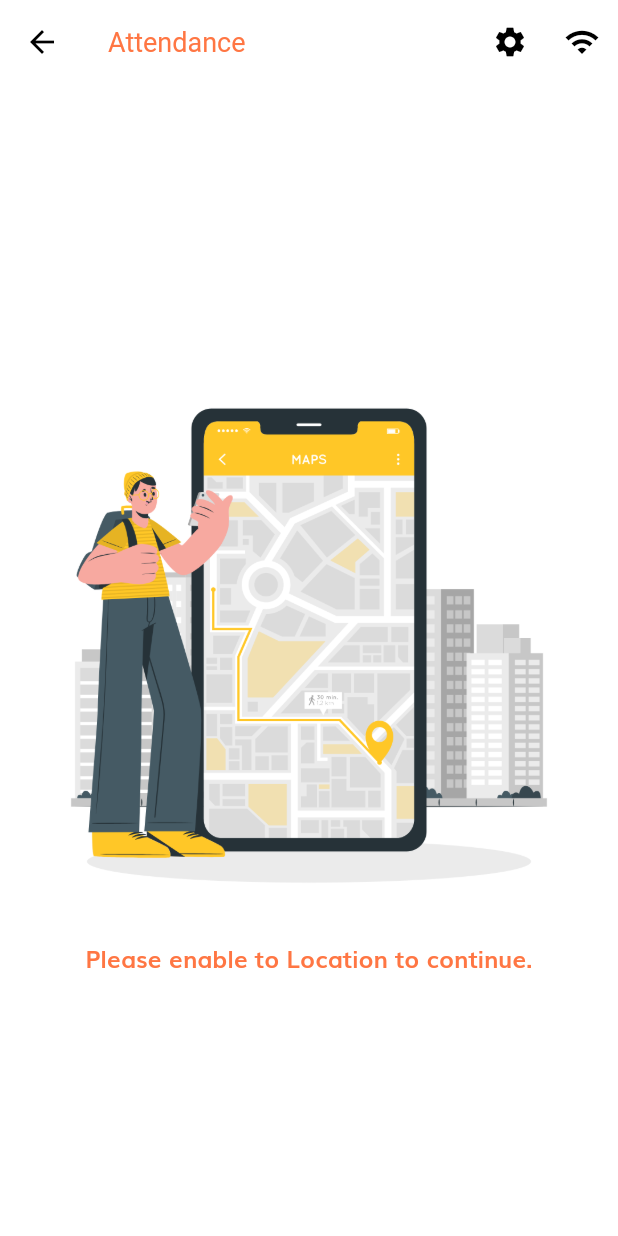
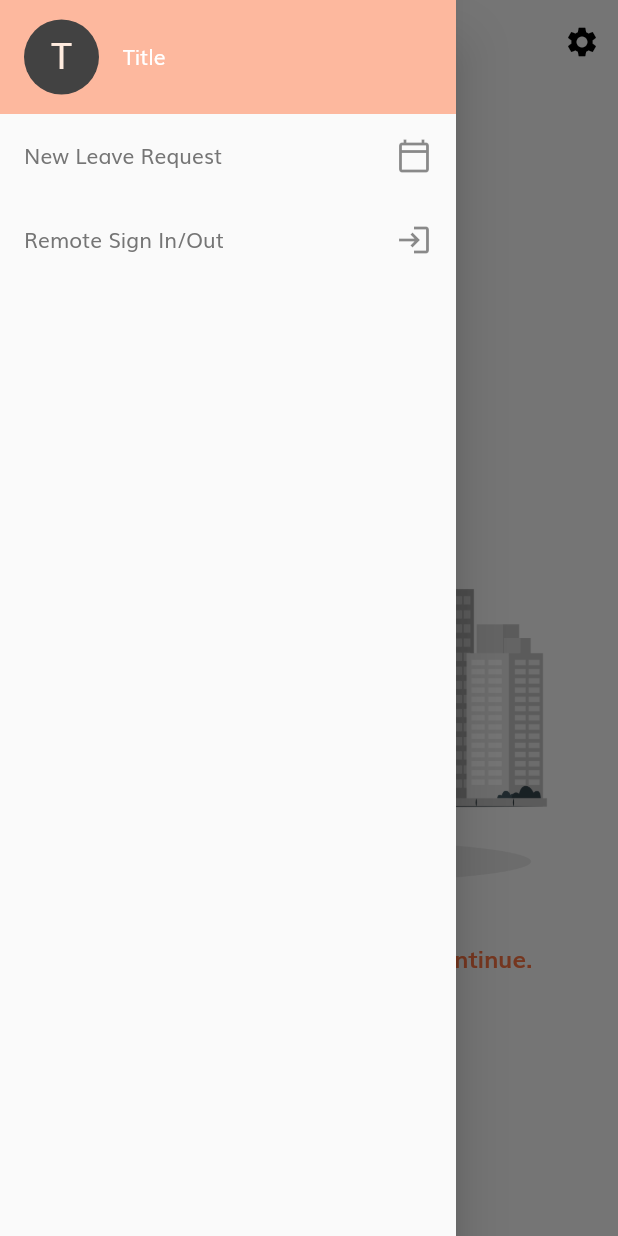
Before and after one commit to SynergyTek/hr_management, a Flutter app: the MarkAttendance screen opened by its route, with the side drawer open (before the commit the screen has no drawer), on a phone screen of 412 x 824 dp. Run offline on Flutter 3.47's test engine with Material 2 defaults, Android fonts, the light colour scheme and no system bars; our stand-ins replace bloc, connectivity, equatable, flutter_bloc, geolocator, hydrated_bloc and 1 more.

Commit message:
Added drawer

```diff
--- a/lib/routes/routes.dart
+++ b/lib/routes/routes.dart
@@ -1,4 +1,4 @@
-import '../ui/screens/attendance/mark_attendance.dart';
+import 'package:hr_management/ui/screens/attendance/mark_attendance.dart';
 import 'package:flutter/material.dart';
 
 import '../ui/screens/home_screen/home_screen.dart';
--- a/lib/ui/screens/attendance/mark_attendance.dart
+++ b/lib/ui/screens/attendance/mark_attendance.dart
@@ -1,7 +1,7 @@
-import '../../../routes/route_constants.dart';
-import '../../widgets/appbar_widget.dart';
-import '../../widgets/internet_connectivity_widget.dart';
-import '../../widgets/location_connectivity_widget.dart';
+import 'package:hr_management/ui/widgets/appbar_widget.dart';
+import 'package:hr_management/ui/widgets/drawer/nav_drawer_widget.dart';
+import 'package:hr_management/ui/widgets/internet_connectivity_widget.dart';
+import 'package:hr_management/ui/widgets/location_connectivity_widget.dart';
 import 'package:flutter/material.dart';
 
 import 'widgets/mark_attendance_widget.dart';
@@ -12,17 +12,9 @@ class MarkAttendance extends StatelessWidget {
   @override
   Widget build(BuildContext context) {
     return Scaffold(
+      drawer: drawerWidget(context),
       appBar: AppbarWidget(
         title: "Attendance",
-        actions: [
-          IconButton(
-            icon: Icon(Icons.wifi),
-            onPressed: () => Navigator.pushNamed(
-              context,
-              HOME_ROUTE,
-            ),
-          ),
-        ],
       ),
       body: SafeArea(
         child: InternetConnectivityWidget(
--- a/lib/ui/screens/attendance/widgets/mark_attendance_widget.dart
+++ b/lib/ui/screens/attendance/widgets/mark_attendance_widget.dart
@@ -1,6 +1,6 @@
 import 'dart:async';
 
-import '../../../../logic/blocs/location_bloc/location_bloc.dart';
+import 'package:hr_management/logic/blocs/location_bloc/location_bloc.dart';
 import 'package:flutter/material.dart';
 import 'package:flutter_bloc/flutter_bloc.dart';
 import 'package:geolocator/geolocator.dart';
--- a/lib/ui/screens/home_screen/home_screen.dart
+++ b/lib/ui/screens/home_screen/home_screen.dart
@@ -1,3 +1,4 @@
+import 'package:hr_management/ui/widgets/drawer/nav_drawer_widget.dart';
 import 'package:flutter/material.dart';
 
 import '../../widgets/appbar_widget.dart';
@@ -10,6 +11,7 @@ class HomeScreen extends StatelessWidget {
   @override
   Widget build(BuildContext context) {
     return Scaffold(
+      drawer: drawerWidget(context),
       appBar: AppbarWidget(
         title: "Welcome Zlatan",
       ),
--- a/lib/ui/screens/init_screen/init_screen.dart
+++ b/lib/ui/screens/init_screen/init_screen.dart
@@ -1,4 +1,4 @@
-import '../../../logic/blocs/location_bloc/location_bloc.dart';
+import 'package:hr_management/logic/blocs/location_bloc/location_bloc.dart';
 import 'package:connectivity/connectivity.dart';
 import 'package:flutter/material.dart';
 import 'package:flutter_bloc/flutter_bloc.dart';
--- a/lib/ui/screens/onboarding_screen/widgets/onboarding_screen_body.dart
+++ b/lib/ui/screens/onboarding_screen/widgets/onboarding_screen_body.dart
@@ -68,7 +68,8 @@ class _OnboardingScreenBodyWidgetState
   void _continueOnPressed() {
     Navigator.pushReplacementNamed(
       context,
-      MARK_ATTENDANCE_ROUTE,
+      HOME_ROUTE,
+      // MARK_ATTENDANCE_ROUTE,
     );
   }
 }
--- a/lib/ui/widgets/appbar_widget.dart
+++ b/lib/ui/widgets/appbar_widget.dart
@@ -1,5 +1,4 @@
 import 'package:flutter/material.dart';
-import '../../routes/route_constants.dart';
 
 import 'profile_settings_icon_button.dart';
 
@@ -8,11 +7,9 @@ import 'profile_settings_icon_button.dart';
 class AppbarWidget extends StatefulWidget with PreferredSizeWidget {
   final String title;
   final PreferredSizeWidget bottom;
-  final List<Widget> actions;
 
   const AppbarWidget({
     @required this.title,
-    this.actions,
     this.bottom,
   });
 
@@ -32,7 +29,7 @@ class _AppbarWidgetState extends State<AppbarWidget> {
       bottom: widget.bottom,
       actions: [
         ProfileSettingsIconButton(),
-      ]..addAll(widget?.actions ?? []),
+      ],
       title: Text(widget.title),
     );
   }
--- /dev/null
+++ b/lib/ui/widgets/drawer/nav_drawer_widget.dart
@@ -0,0 +1,58 @@
+import 'package:flutter/cupertino.dart';
+import 'package:flutter/material.dart';
+import 'package:hr_management/routes/route_constants.dart';
+
+Widget drawerWidget(context) {
+  return Drawer(
+    child: Column(
+      mainAxisSize: MainAxisSize.max,
+      children: [
+        SafeArea(
+          child: Container(
+            color: Theme.of(context).primaryColor.withOpacity(0.5),
+            padding: EdgeInsets.symmetric(vertical: 10),
+            child: ListTile(
+              leading: CircleAvatar(
+                backgroundColor: Colors.grey[800],
+                radius: 25,
+                child: Padding(
+                  padding: const EdgeInsets.only(bottom: 5),
+                  child: Text(
+                    'T',
+                    style: TextStyle(
+                      fontSize: 24,
+                    ),
+                  ),
+                ),
+              ),
+              title: Text(
+                'Title',
+                style: TextStyle(color: Colors.white),
+              ),
+            ),
+          ),
+        ),
+        ListTile(
+          title: Text('New Leave Request'),
+          trailing: Icon(Icons.calendar_today_outlined),
+          onTap: () {
+            Navigator.pushReplacementNamed(
+              context,
+              HOME_ROUTE,
+            );
+          },
+        ),
+        ListTile(
+          title: Text('Remote Sign In/Out'),
+          trailing: Icon(Icons.login),
+          onTap: () {
+            Navigator.pushReplacementNamed(
+              context,
+              MARK_ATTENDANCE_ROUTE,
+            );
+          },
+        ),
+      ],
+    ),
+  );
+}
```
Also changed, not shown: lib/constants/api_endpoints.dart (deleted, +0 -10 lines), lib/data/models/api_models/api_data_model.dart (deleted, +0 -32 lines), lib/data/models/api_models/api_response_model.dart (deleted, +0 -26 lines), lib/data/repositories/api_repository.dart (deleted, +0 -30 lines), lib/data/repositories/api_repository_implementation.dart (deleted, +0 -56 lines), lib/logic/blocs/api_bloc/api_bloc.dart (deleted, +0 -45 lines), lib/ui/screens/home_screen/widgets/home_screen_body_widget.dart (+1 -60 lines), pubspec.yaml (+3 -4 lines), 1 other file.
